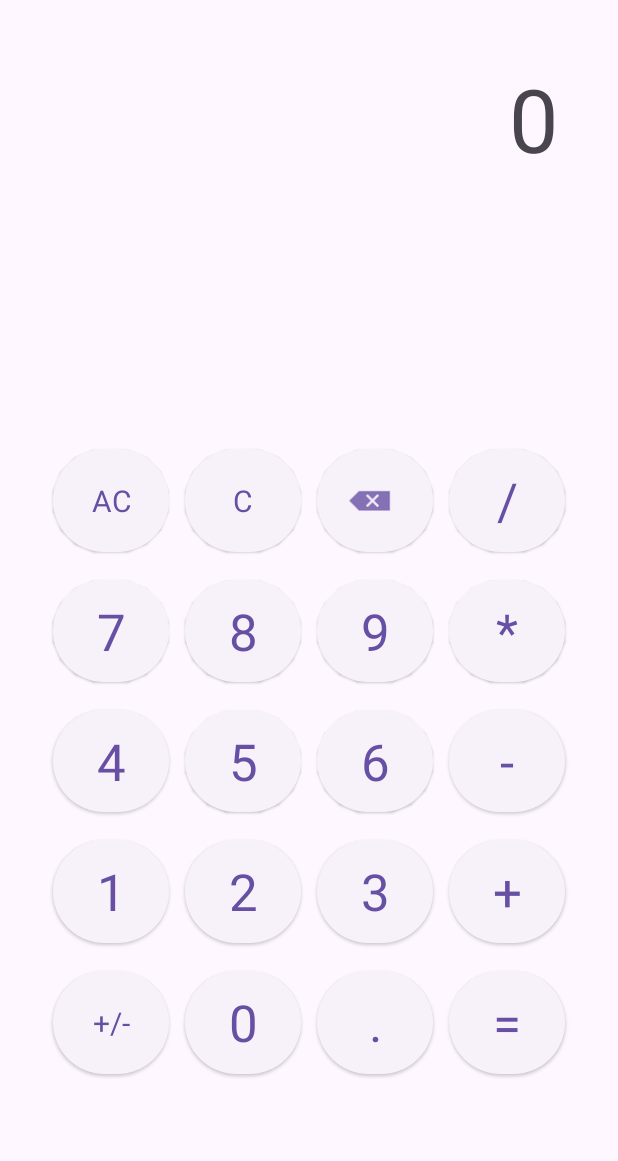
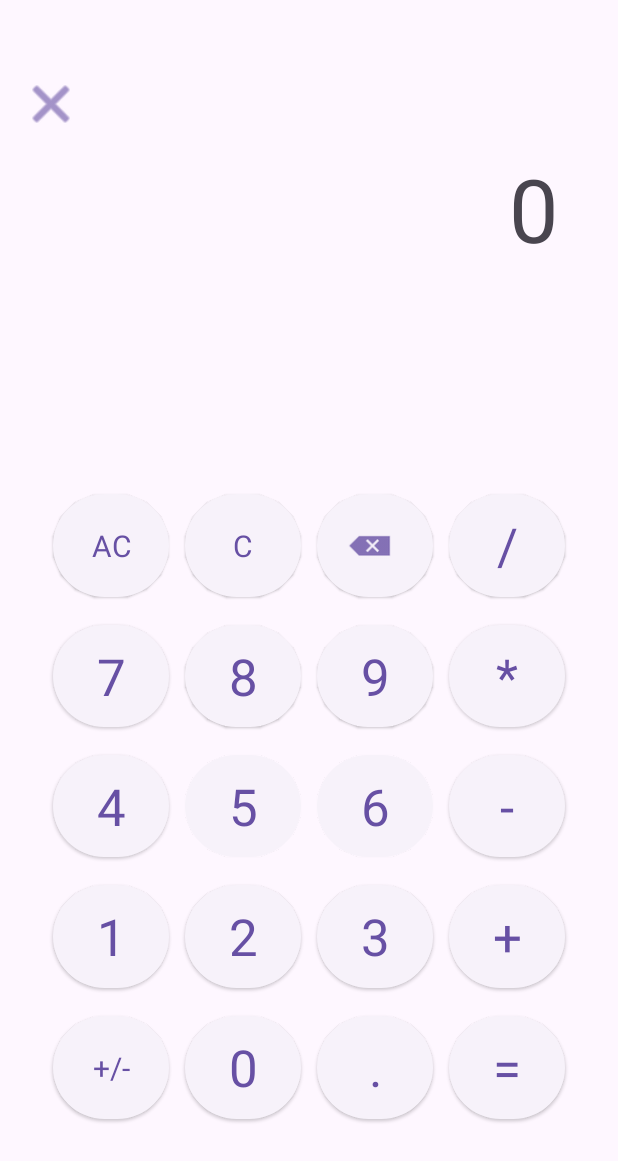
Before and after one commit to Nerekk/AndroidCalculator, an Android app: the layout activity_basic.xml on its own in the app's theme, with its tools: preview values and no code run, on a phone screen of 412 x 824 dp. Shown: the top 1161 px of the screen. Run offline under Robolectric (Android 15) with nearby library versions, the phone set to English and light mode, and no system bars.

Commit message:
Renaming activities and Back to menu button implementation

```diff
--- a/app/src/main/res/layout-h460dp-land/activity_main.xml
+++ b/app/src/main/res/layout-h460dp-land/activity_basic.xml
@@ -5,7 +5,7 @@
     android:id="@+id/main"
     android:layout_width="match_parent"
     android:layout_height="match_parent"
-    tools:context=".MainActivity">
+    tools:context=".BasicActivity">
 
     <TextView
         android:id="@+id/textViewFinal"
--- a/app/src/main/res/layout-land/activity_main.xml
+++ b/app/src/main/res/layout-land/activity_basic.xml
@@ -5,7 +5,7 @@
     android:id="@+id/main"
     android:layout_width="match_parent"
     android:layout_height="match_parent"
-    tools:context=".MainActivity">
+    tools:context=".BasicActivity">
 
     <TextView
         android:id="@+id/textViewEstimate"
--- a/app/src/main/res/layout/activity_main.xml
+++ b/app/src/main/res/layout-w460dp-port/activity_basic.xml
@@ -5,11 +5,12 @@
     android:id="@+id/main"
     android:layout_width="match_parent"
     android:layout_height="match_parent"
-    tools:context=".MainActivity">
+    tools:context=".BasicActivity">
 
     <TableLayout
         android:layout_width="0dp"
-        android:layout_height="455dp"
+        android:layout_height="0dp"
+        android:layout_marginTop="20dp"
         android:paddingHorizontal="30dp"
         android:paddingVertical="10dp"
         app:layout_constraintBottom_toBottomOf="parent"
@@ -32,7 +33,7 @@
                 android:onClick="handleAC"
                 android:text="AC"
                 android:textAppearance="@style/TextAppearance.AppCompat.Display1"
-                android:textSize="20sp" />
+                android:textSize="48sp" />
 
             <Button
                 android:id="@+id/buttonC"
@@ -44,7 +45,7 @@
                 android:onClick="handleC"
                 android:text="C"
                 android:textAppearance="@style/TextAppearance.AppCompat.Medium"
-                android:textSize="20sp" />
+                android:textSize="48sp" />
 
             <Button
                 android:id="@+id/buttonBK"
@@ -59,7 +60,7 @@
                 android:textSize="12sp"
                 app:icon="@android:drawable/ic_input_delete"
                 app:iconGravity="textStart"
-                app:iconSize="30dp" />
+                app:iconSize="48dp" />
 
             <Button
                 android:id="@+id/buttonDivide"
@@ -70,7 +71,8 @@
                 android:layout_weight="1"
                 android:onClick="handleDivide"
                 android:text="/"
-                android:textAppearance="@style/TextAppearance.AppCompat.Display1" />
+                android:textAppearance="@style/TextAppearance.AppCompat.Display1"
+                android:textSize="48sp" />
 
         </TableRow>
 
@@ -88,7 +90,8 @@
                 android:layout_weight="1"
                 android:onClick="handleNum7"
                 android:text="7"
-                android:textAppearance="@style/TextAppearance.AppCompat.Display1" />
+                android:textAppearance="@style/TextAppearance.AppCompat.Display1"
+                android:textSize="48sp" />
 
             <Button
                 android:id="@+id/button8"
@@ -99,7 +102,8 @@
                 android:layout_weight="1"
                 android:onClick="handleNum8"
                 android:text="8"
-                android:textAppearance="@style/TextAppearance.AppCompat.Display1" />
+                android:textAppearance="@style/TextAppearance.AppCompat.Display1"
+                android:textSize="48sp" />
 
             <Button
                 android:id="@+id/button9"
@@ -110,7 +114,8 @@
                 android:layout_weight="1"
                 android:onClick="handleNum9"
                 android:text="9"
-                android:textAppearance="@style/TextAppearance.AppCompat.Display1" />
+                android:textAppearance="@style/TextAppearance.AppCompat.Display1"
+                android:textSize="48sp" />
 
             <Button
                 android:id="@+id/buttonMultiply"
@@ -121,7 +126,8 @@
                 android:layout_weight="1"
                 android:onClick="handleMultiply"
                 android:text="*"
-                android:textAppearance="@style/TextAppearance.AppCompat.Display1" />
+                android:textAppearance="@style/TextAppearance.AppCompat.Display1"
+                android:textSize="48sp" />
 
         </TableRow>
 
@@ -139,7 +145,8 @@
                 android:layout_weight="1"
                 android:onClick="handleNum4"
                 android:text="4"
-                android:textAppearance="@style/TextAppearance.AppCompat.Display1" />
+                android:textAppearance="@style/TextAppearance.AppCompat.Display1"
+                android:textSize="48sp" />
 
             <Button
                 android:id="@+id/button5"
@@ -150,7 +157,8 @@
                 android:layout_weight="1"
                 android:onClick="handleNum5"
                 android:text="5"
-                android:textAppearance="@style/TextAppearance.AppCompat.Display1" />
+                android:textAppearance="@style/TextAppearance.AppCompat.Display1"
+                android:textSize="48sp" />
 
             <Button
                 android:id="@+id/button6"
@@ -161,7 +169,8 @@
                 android:layout_weight="1"
                 android:onClick="handleNum6"
                 android:text="6"
-                android:textAppearance="@style/TextAppearance.AppCompat.Display1" />
+                android:textAppearance="@style/TextAppearance.AppCompat.Display1"
+                android:textSize="48sp" />
 
             <Button
                 android:id="@+id/buttonSub"
@@ -172,7 +181,8 @@
                 android:layout_weight="1"
                 android:onClick="handleSub"
                 android:text="-"
-                android:textAppearance="@style/TextAppearance.AppCompat.Display1" />
+                android:textAppearance="@style/TextAppearance.AppCompat.Display1"
+                android:textSize="48sp" />
 
         </TableRow>
 
@@ -190,7 +200,8 @@
                 android:layout_weight="1"
                 android:onClick="handleNum1"
                 android:text="1"
-                android:textAppearance="@style/TextAppearance.AppCompat.Display1" />
+                android:textAppearance="@style/TextAppearance.AppCompat.Display1"
+                android:textSize="48sp" />
 
             <Button
                 android:id="@+id/button2"
@@ -201,7 +212,8 @@
                 android:layout_weight="1"
                 android:onClick="handleNum2"
                 android:text="2"
-                android:textAppearance="@style/TextAppearance.AppCompat.Display1" />
+                android:textAppearance="@style/TextAppearance.AppCompat.Display1"
+                android:textSize="48sp" />
 
             <Button
                 android:id="@+id/button3"
@@ -212,7 +224,8 @@
                 android:layout_weight="1"
                 android:onClick="handleNum3"
                 android:text="3"
-                android:textAppearance="@style/TextAppearance.AppCompat.Display1" />
+                android:textAppearance="@style/TextAppearance.AppCompat.Display1"
+                android:textSize="48sp" />
 
             <Button
                 android:id="@+id/buttonAdd"
@@ -223,7 +236,8 @@
                 android:layout_weight="1"
                 android:onClick="handleAdd"
                 android:text="+"
-                android:textAppearance="@style/TextAppearance.AppCompat.Display1" />
+                android:textAppearance="@style/TextAppearance.AppCompat.Display1"
+                android:textSize="48sp" />
 
         </TableRow>
 
@@ -242,7 +256,7 @@
                 android:onClick="handleCh"
                 android:text="+/-"
                 android:textAppearance="@style/TextAppearance.AppCompat.Display1"
-                android:textSize="20sp" />
+                android:textSize="48sp" />
 
             <Button
                 android:id="@+id/button0"
@@ -253,7 +267,8 @@
                 android:layout_weight="1"
                 android:onClick="handleNum0"
                 android:text="0"
-                android:textAppearance="@style/TextAppearance.AppCompat.Display1" />
+                android:textAppearance="@style/TextAppearance.AppCompat.Display1"
+                android:textSize="48sp" />
 
             <Button
                 android:id="@+id/buttonDot"
@@ -264,7 +279,8 @@
                 android:layout_weight="1"
                 android:onClick="handleDot"
                 android:text="."
-                android:textAppearance="@style/TextAppearance.AppCompat.Display1" />
+                android:textAppearance="@style/TextAppearance.AppCompat.Display1"
+                android:textSize="48sp" />
 
             <Button
                 android:id="@+id/buttonEquals"
@@ -275,43 +291,46 @@
                 android:layout_weight="1"
                 android:onClick="handleEquals"
                 android:text="="
-                android:textAppearance="@style/TextAppearance.AppCompat.Display1" />
+                android:textAppearance="@style/TextAppearance.AppCompat.Display1"
+                android:textSize="48sp" />
 
         </TableRow>
 
     </TableLayout>
 
     <TextView
+        android:id="@+id/textViewEstimate"
+        android:layout_width="716dp"
+        android:layout_height="132dp"
+        android:layout_marginLeft="40dp"
+        android:layout_marginTop="20dp"
+        android:layout_marginRight="40dp"
+        android:autoSizeMaxTextSize="80sp"
+        android:autoSizeMinTextSize="40sp"
+        android:autoSizeTextType="uniform"
+        android:text="0"
+        android:textAlignment="textEnd"
+        android:textSize="34sp"
+        app:layout_constraintEnd_toEndOf="parent"
+        app:layout_constraintHorizontal_bias="0.476"
+        app:layout_constraintStart_toStartOf="parent"
+        app:layout_constraintTop_toBottomOf="@+id/textViewFinal" />
+
+    <TextView
         android:id="@+id/textViewFinal"
-        android:layout_width="0dp"
-        android:layout_height="78dp"
+        android:layout_width="721dp"
+        android:layout_height="203dp"
         android:layout_marginLeft="40dp"
         android:layout_marginTop="40dp"
         android:layout_marginRight="40dp"
-        android:autoSizeMaxTextSize="60sp"
-        android:autoSizeMinTextSize="34sp"
+        android:autoSizeMaxTextSize="180sp"
+        android:autoSizeMinTextSize="90sp"
         android:autoSizeTextType="uniform"
         android:text="0"
         android:textAlignment="textEnd"
-        android:textSize="60sp"
+        android:textSize="120sp"
         app:layout_constraintEnd_toEndOf="parent"
         app:layout_constraintStart_toStartOf="parent"
         app:layout_constraintTop_toTopOf="parent" />
 
-    <TextView
-        android:id="@+id/textViewEstimate"
-        android:layout_width="0dp"
-        android:layout_height="53dp"
-        android:layout_marginLeft="40dp"
-        android:layout_marginTop="20dp"
-        android:layout_marginRight="40dp"
-        android:autoSizeMaxTextSize="34sp"
-        android:autoSizeMinTextSize="8sp"
-        android:autoSizeTextType="uniform"
-        android:textAlignment="textEnd"
-        android:textSize="34sp"
-        app:layout_constraintEnd_toEndOf="parent"
-        app:layout_constraintStart_toStartOf="parent"
-        app:layout_constraintTop_toBottomOf="@+id/textViewFinal" />
-
 </androidx.constraintlayout.widget.ConstraintLayout>
--- a/app/src/main/res/layout-w460dp-port/activity_main.xml
+++ b/app/src/main/res/layout/activity_basic.xml
@@ -5,12 +5,11 @@
     android:id="@+id/main"
     android:layout_width="match_parent"
     android:layout_height="match_parent"
-    tools:context=".MainActivity">
+    tools:context=".BasicActivity">
 
     <TableLayout
         android:layout_width="0dp"
-        android:layout_height="0dp"
-        android:layout_marginTop="20dp"
+        android:layout_height="455dp"
         android:paddingHorizontal="30dp"
         android:paddingVertical="10dp"
         app:layout_constraintBottom_toBottomOf="parent"
@@ -33,7 +32,7 @@
                 android:onClick="handleAC"
                 android:text="AC"
                 android:textAppearance="@style/TextAppearance.AppCompat.Display1"
-                android:textSize="48sp" />
+                android:textSize="20sp" />
 
             <Button
                 android:id="@+id/buttonC"
@@ -45,7 +44,7 @@
                 android:onClick="handleC"
                 android:text="C"
                 android:textAppearance="@style/TextAppearance.AppCompat.Medium"
-                android:textSize="48sp" />
+                android:textSize="20sp" />
 
             <Button
                 android:id="@+id/buttonBK"
@@ -60,7 +59,7 @@
                 android:textSize="12sp"
                 app:icon="@android:drawable/ic_input_delete"
                 app:iconGravity="textStart"
-                app:iconSize="48dp" />
+                app:iconSize="30dp" />
 
             <Button
                 android:id="@+id/buttonDivide"
@@ -71,8 +70,7 @@
                 android:layout_weight="1"
                 android:onClick="handleDivide"
                 android:text="/"
-                android:textAppearance="@style/TextAppearance.AppCompat.Display1"
-                android:textSize="48sp" />
+                android:textAppearance="@style/TextAppearance.AppCompat.Display1" />
 
         </TableRow>
 
@@ -90,8 +88,7 @@
                 android:layout_weight="1"
                 android:onClick="handleNum7"
                 android:text="7"
-                android:textAppearance="@style/TextAppearance.AppCompat.Display1"
-                android:textSize="48sp" />
+                android:textAppearance="@style/TextAppearance.AppCompat.Display1" />
 
             <Button
                 android:id="@+id/button8"
@@ -102,8 +99,7 @@
                 android:layout_weight="1"
                 android:onClick="handleNum8"
                 android:text="8"
-                android:textAppearance="@style/TextAppearance.AppCompat.Display1"
-                android:textSize="48sp" />
+                android:textAppearance="@style/TextAppearance.AppCompat.Display1" />
 
             <Button
                 android:id="@+id/button9"
@@ -114,8 +110,7 @@
                 android:layout_weight="1"
                 android:onClick="handleNum9"
                 android:text="9"
-                android:textAppearance="@style/TextAppearance.AppCompat.Display1"
-                android:textSize="48sp" />
+                android:textAppearance="@style/TextAppearance.AppCompat.Display1" />
 
             <Button
                 android:id="@+id/buttonMultiply"
@@ -126,8 +121,7 @@
                 android:layout_weight="1"
                 android:onClick="handleMultiply"
                 android:text="*"
-                android:textAppearance="@style/TextAppearance.AppCompat.Display1"
-                android:textSize="48sp" />
+                android:textAppearance="@style/TextAppearance.AppCompat.Display1" />
 
         </TableRow>
 
@@ -145,8 +139,7 @@
                 android:layout_weight="1"
                 android:onClick="handleNum4"
                 android:text="4"
-                android:textAppearance="@style/TextAppearance.AppCompat.Display1"
-                android:textSize="48sp" />
+                android:textAppearance="@style/TextAppearance.AppCompat.Display1" />
 
             <Button
                 android:id="@+id/button5"
@@ -157,8 +150,7 @@
                 android:layout_weight="1"
                 android:onClick="handleNum5"
                 android:text="5"
-                android:textAppearance="@style/TextAppearance.AppCompat.Display1"
-                android:textSize="48sp" />
+                android:textAppearance="@style/TextAppearance.AppCompat.Display1" />
 
             <Button
                 android:id="@+id/button6"
@@ -169,8 +161,7 @@
                 android:layout_weight="1"
                 android:onClick="handleNum6"
                 android:text="6"
-                android:textAppearance="@style/TextAppearance.AppCompat.Display1"
-                android:textSize="48sp" />
+                android:textAppearance="@style/TextAppearance.AppCompat.Display1" />
 
             <Button
                 android:id="@+id/buttonSub"
@@ -181,8 +172,7 @@
                 android:layout_weight="1"
                 android:onClick="handleSub"
                 android:text="-"
-                android:textAppearance="@style/TextAppearance.AppCompat.Display1"
-                android:textSize="48sp" />
+                android:textAppearance="@style/TextAppearance.AppCompat.Display1" />
 
         </TableRow>
 
@@ -200,8 +190,7 @@
                 android:layout_weight="1"
                 android:onClick="handleNum1"
                 android:text="1"
-                android:textAppearance="@style/TextAppearance.AppCompat.Display1"
-                android:textSize="48sp" />
+                android:textAppearance="@style/TextAppearance.AppCompat.Display1" />
 
             <Button
                 android:id="@+id/button2"
@@ -212,8 +201,7 @@
                 android:layout_weight="1"
                 android:onClick="handleNum2"
                 android:text="2"
-                android:textAppearance="@style/TextAppearance.AppCompat.Display1"
-                android:textSize="48sp" />
+                android:textAppearance="@style/TextAppearance.AppCompat.Display1" />
 
             <Button
                 android:id="@+id/button3"
@@ -224,8 +212,7 @@
                 android:layout_weight="1"
                 android:onClick="handleNum3"
                 android:text="3"
-                android:textAppearance="@style/TextAppearance.AppCompat.Display1"
-                android:textSize="48sp" />
+                android:textAppearance="@style/TextAppearance.AppCompat.Display1" />
 
             <Button
                 android:id="@+id/buttonAdd"
@@ -236,8 +223,7 @@
                 android:layout_weight="1"
                 android:onClick="handleAdd"
                 android:text="+"
-                android:textAppearance="@style/TextAppearance.AppCompat.Display1"
-                android:textSize="48sp" />
+                android:textAppearance="@style/TextAppearance.AppCompat.Display1" />
 
         </TableRow>
 
@@ -256,7 +242,7 @@
                 android:onClick="handleCh"
                 android:text="+/-"
                 android:textAppearance="@style/TextAppearance.AppCompat.Display1"
-                android:textSize="48sp" />
+                android:textSize="20sp" />
 
             <Button
                 android:id="@+id/button0"
@@ -267,8 +253,7 @@
                 android:layout_weight="1"
                 android:onClick="handleNum0"
                 android:text="0"
-                android:textAppearance="@style/TextAppearance.AppCompat.Display1"
-                android:textSize="48sp" />
+                android:textAppearance="@style/TextAppearance.AppCompat.Display1" />
 
             <Button
                 android:id="@+id/buttonDot"
@@ -279,8 +264,7 @@
                 android:layout_weight="1"
                 android:onClick="handleDot"
                 android:text="."
-                android:textAppearance="@style/TextAppearance.AppCompat.Display1"
-                android:textSize="48sp" />
+                android:textAppearance="@style/TextAppearance.AppCompat.Display1" />
 
             <Button
                 android:id="@+id/buttonEquals"
@@ -291,46 +275,55 @@
                 android:layout_weight="1"
                 android:onClick="handleEquals"
                 android:text="="
-                android:textAppearance="@style/TextAppearance.AppCompat.Display1"
-                android:textSize="48sp" />
+                android:textAppearance="@style/TextAppearance.AppCompat.Display1" />
 
         </TableRow>
 
     </TableLayout>
 
     <TextView
-        android:id="@+id/textViewEstimate"
-        android:layout_width="716dp"
-        android:layout_height="132dp"
+        android:id="@+id/textViewFinal"
+        android:layout_width="0dp"
+        android:layout_height="78dp"
         android:layout_marginLeft="40dp"
-        android:layout_marginTop="20dp"
+        android:layout_marginTop="100dp"
         android:layout_marginRight="40dp"
-        android:autoSizeMaxTextSize="80sp"
-        android:autoSizeMinTextSize="40sp"
+        android:autoSizeMaxTextSize="60sp"
+        android:autoSizeMinTextSize="34sp"
         android:autoSizeTextType="uniform"
         android:text="0"
         android:textAlignment="textEnd"
-        android:textSize="34sp"
-        app:layout_constraintEnd_toEndOf="parent"
-        app:layout_constraintHorizontal_bias="0.476"
-        app:layout_constraintStart_toStartOf="parent"
-        app:layout_constraintTop_toBottomOf="@+id/textViewFinal" />
-
-    <TextView
-        android:id="@+id/textViewFinal"
-        android:layout_width="721dp"
-        android:layout_height="203dp"
-        android:layout_marginLeft="40dp"
-        android:layout_marginTop="40dp"
-        android:layout_marginRight="40dp"
-        android:autoSizeMaxTextSize="180sp"
-        android:autoSizeMinTextSize="90sp"
-        android:autoSizeTextType="uniform"
-        android:text="0"
-        android:textAlignment="textEnd"
-        android:textSize="120sp"
+        android:textSize="60sp"
         app:layout_constraintEnd_toEndOf="parent"
         app:layout_constraintStart_toStartOf="parent"
         app:layout_constraintTop_toTopOf="parent" />
 
+    <TextView
+        android:id="@+id/textViewEstimate"
+        android:layout_width="0dp"
+        android:layout_height="53dp"
+        android:layout_marginLeft="40dp"
+        android:layout_marginTop="20dp"
+        android:layout_marginRight="40dp"
+        android:autoSizeMaxTextSize="34sp"
+        android:autoSizeMinTextSize="8sp"
+        android:autoSizeTextType="uniform"
+        android:textAlignment="textEnd"
+        android:textSize="34sp"
+        app:layout_constraintEnd_toEndOf="parent"
+        app:layout_constraintStart_toStartOf="parent"
+        app:layout_constraintTop_toBottomOf="@+id/textViewFinal" />
+
+    <Button
+        android:id="@+id/button"
+        style="@style/Widget.Material3.Button.IconButton"
+        android:layout_width="64dp"
+        android:layout_height="58dp"
+        android:layout_marginTop="40dp"
+        android:onClick="backToMenu"
+        app:icon="@android:drawable/ic_menu_close_clear_cancel"
+        app:iconSize="40dp"
+        app:layout_constraintStart_toStartOf="parent"
+        app:layout_constraintTop_toTopOf="parent" />
+
 </androidx.constraintlayout.widget.ConstraintLayout>
--- a/app/src/main/res/layout/activity_menu.xml
+++ b/app/src/main/res/layout/activity_menu.xml
@@ -5,7 +5,7 @@
     android:id="@+id/menu"
     android:layout_width="match_parent"
     android:layout_height="match_parent"
-    tools:context=".MainActivity">
+    tools:context=".BasicActivity">
 
     <TextView
         android:id="@+id/textView"
@@ -43,7 +43,7 @@
                 android:layout_marginRight="5dp"
                 android:layout_weight="1"
                 android:backgroundTint="#EDDAFF"
-                android:onClick="basicSwitch"
+                android:onClick="goToBasic"
                 android:text="Basic" />
 
             <Button
```
Also changed, not shown: app/src/main/java/com/example/apptest/BasicActivity.java (renamed from app/src/main/java/com/example/apptest/MainActivity.java, +31 -21 lines).
